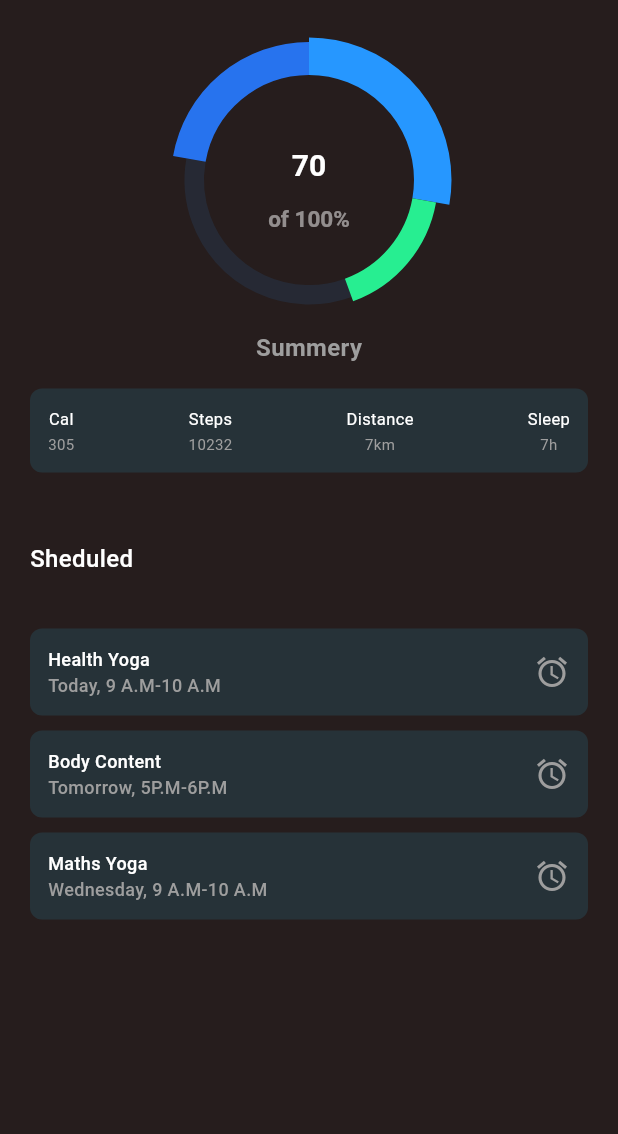
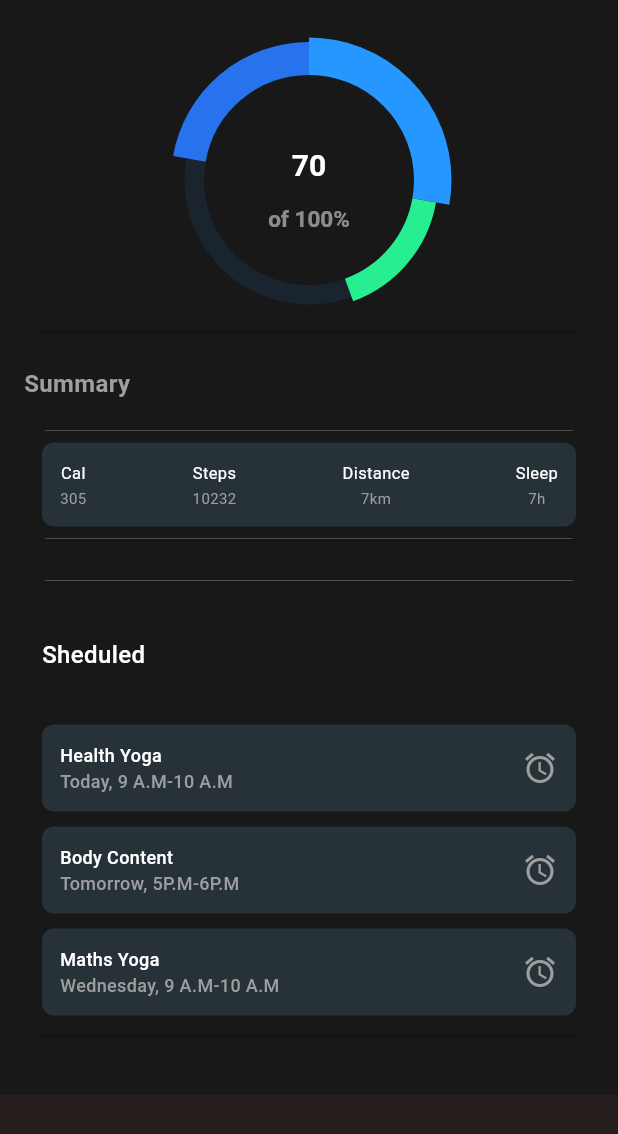
Before and after one commit to AkilaShashimantha/-Fitness-Tracker-App-using-Flutter, a Flutter app: the Summary widget shown alone on an empty page, opened directly, on a phone screen of 412 x 824 dp. Shown: the top 1134 px of the screen. Run offline on Flutter 3.47's test engine with Material 3 defaults, Android fonts, the phone set to English and light mode, and no system bars; drawn by our look-alikes of fl_chart.

Commit message:
change bgcolor when change the screen sizes

```diff
--- a/lib/widgets/summary_widget.dart
+++ b/lib/widgets/summary_widget.dart
@@ -1,4 +1,5 @@
 import 'package:fitness_tracker/constants/colors.dart';
+import 'package:fitness_tracker/utils/responsive.dart';
 import 'package:fitness_tracker/widgets/pie_chart.dart';
 import 'package:fitness_tracker/widgets/shedule_widget.dart';
 import 'package:fitness_tracker/widgets/summary_details.dart';
@@ -14,24 +15,68 @@ class Summary extends StatefulWidget {
 class _SummaryState extends State<Summary> {
   @override
   Widget build(BuildContext context) {
-    return Padding(
-      padding: const EdgeInsets.all(20),
+    final isDesktop = Responsive.isDesktop(context);
+    return Container(
+      width: double.infinity,
+      decoration: BoxDecoration(
+        color: !isDesktop ? cardBackgroundColor : null,
+      ),
+      child: SafeArea(
+        child: SingleChildScrollView(
+          padding: const EdgeInsets.all(16),
           child: Column(
+            crossAxisAlignment: CrossAxisAlignment.stretch,
+            mainAxisSize: MainAxisSize.min,
             children: [
-        PieChartCard(),
+              // Pie Chart Section
+              Card(
+                child: Container(
+                  decoration: BoxDecoration(
+                    color: cardBackgroundColor,
+                  ),
+                  height: 200,
+                  child: PieChartCard(),
+                ),
+              ),
+              SizedBox(height: 20),
+
+              // Summary Title
               Text(
-              "Summery", style: TextStyle(
+                "Summary",
+                style: TextStyle(
                   fontSize: 16,
                   fontWeight: FontWeight.w600,
                   color: greyColor,
                 ),
               ),
-            SizedBox(height: 16,),
-            SummeryDetailes(),
-            SizedBox(height: 16,),
-            SheduleWidget(),
+              SizedBox(height: 16),
+
+              // Summary Details Section
+              Card(
+                child: Container(
+                  decoration: BoxDecoration(
+                    color: cardBackgroundColor,
+                  ),
+                  padding: EdgeInsets.all(8),
+                  child: SummeryDetailes(),
+                ),
+              ),
+              SizedBox(height: 20),
+
+              // Schedule Section
+              Card(
+                child: Container(
+                  decoration: BoxDecoration(
+                    color: cardBackgroundColor,
+                  ),
+                  padding: EdgeInsets.all(8),
+                  child: SheduleWidget(),
+                ),
+              ),
+              SizedBox(height: 20),
             ],
-
+          ),
+        ),
       ),
     );
   }
```
Lines whose indentation alone changed are shown as unchanged.
